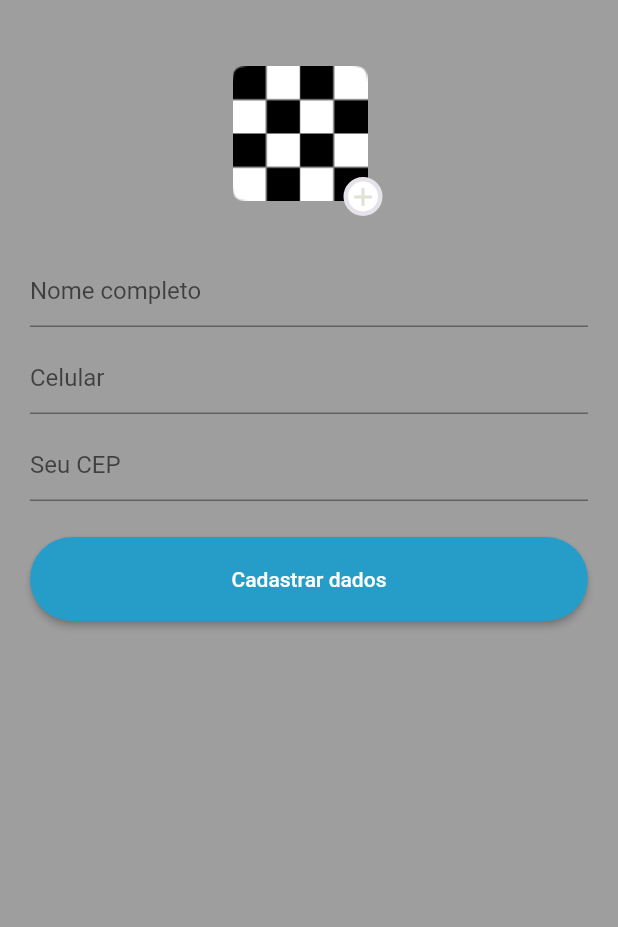
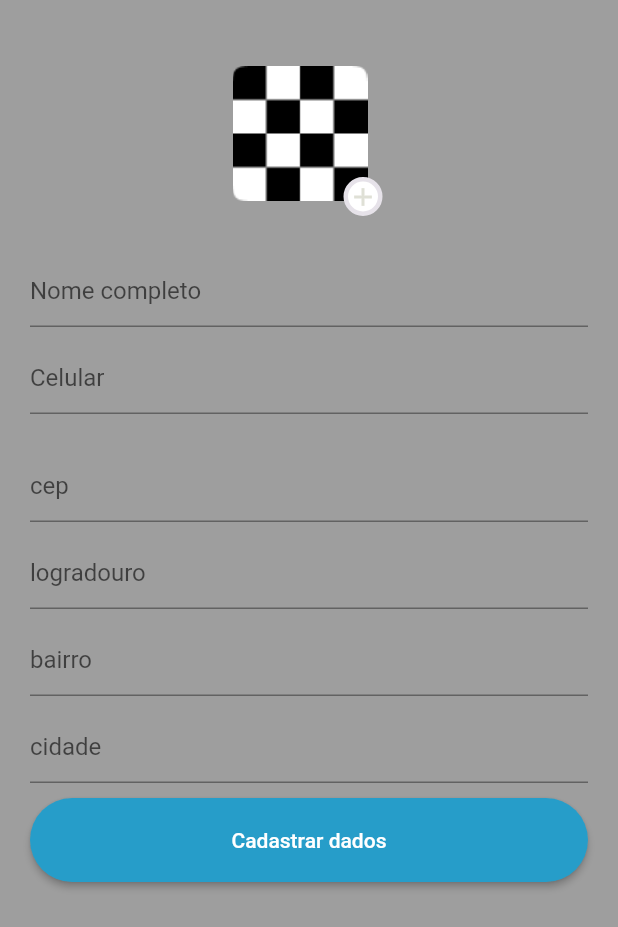
Before and after one commit to rodrigoaugusto99/git_flutter_festou, a Flutter app: the UserRegisterInfosPage screen opened by its route, on a phone screen of 412 x 824 dp. Shown: the top 927 px of the screen. Run offline on Flutter 3.47's test engine with Material 2 defaults, Android fonts, the phone set to English and light mode, and no system bars; our stand-ins replace cloud_firestore, firebase_auth, firebase_core, flutter_riverpod, geocoding, google_maps_flutter and 3 more; missing offline and left inert: search_cep, validatorless; accounts and stored records are empty; generated files the repository leaves out were written again.

Commit message:
FESTOU-52: Desenvolver a base da lógica do Firestore para users e user_infos

```diff
--- a/lib/src/features/home/home_page.dart
+++ b/lib/src/features/home/home_page.dart
@@ -147,7 +147,6 @@ class _HomePageState extends ConsumerState<HomePage> {
                       String emailText = data['email'];
                       /*Obtém o valor associado à chave 'uid' no mapa de dados */
                       String uidText = data['uid'];
-
                       return ListTile(
                         title: Text(emailText),
                         subtitle: Text(uidText),
--- a/lib/src/features/register/user infos/user_register_infos_page.dart
+++ b/lib/src/features/register/user infos/user_register_infos_page.dart
@@ -1,3 +1,4 @@
+import 'package:firebase_auth/firebase_auth.dart';
 import 'package:flutter/material.dart';
 import 'package:flutter_riverpod/flutter_riverpod.dart';
 import 'package:git_flutter_festou/src/core/ui/constants.dart';
@@ -14,11 +15,18 @@ class UserRegisterInfosPage extends ConsumerStatefulWidget {
 }
 
 class _UserRegisterInfosPageState extends ConsumerState<UserRegisterInfosPage> {
+  final user = FirebaseAuth.instance.currentUser!;
   //text editing controllers
 
   final fullNameEC = TextEditingController();
-  final phoneNumberEC = TextEditingController();
+  final telefoneEC = TextEditingController();
   final cepEC = TextEditingController();
+  final logradouroEC = TextEditingController();
+  /*necessarios apenas quando o cliente de fato alugar um espaço
+  final numeroEC = TextEditingController();
+  final complementoEC = TextEditingController();*/
+  final bairroEC = TextEditingController();
+  final cidadeEC = TextEditingController();
 
   final formKey = GlobalKey<FormState>();
 
@@ -26,8 +34,11 @@ class _UserRegisterInfosPageState extends ConsumerState<UserRegisterInfosPage> {
   void dispose() {
     //Limpeza do controller
     fullNameEC.dispose();
-    phoneNumberEC.dispose();
+    telefoneEC.dispose();
     cepEC.dispose();
+    logradouroEC.dispose();
+    bairroEC.dispose();
+    cidadeEC.dispose();
     super.dispose();
   }
 
@@ -64,27 +75,53 @@ class _UserRegisterInfosPageState extends ConsumerState<UserRegisterInfosPage> {
                         decoration: const InputDecoration(
                           hintText: 'Celular',
                         ),
-                        controller: phoneNumberEC,
+                        controller: telefoneEC,
                       ),
-
-                      const SizedBox(height: 10),
-
-                      //confirm password textfield
+                      const SizedBox(height: 24),
                       TextFormField(
-                        validator: Validatorless.required('CEP obrigatório'),
+                        validator: Validatorless.required('Campo obrigatório'),
                         decoration: const InputDecoration(
-                          hintText: 'Seu CEP',
+                          hintText: 'cep',
                         ),
                         controller: cepEC,
                       ),
-                      const SizedBox(height: 24),
+                      const SizedBox(height: 10),
+                      TextFormField(
+                        validator: Validatorless.required('Campo obrigatório'),
+                        decoration: const InputDecoration(
+                          hintText: 'logradouro',
+                        ),
+                        controller: logradouroEC,
+                      ),
+                      const SizedBox(height: 10),
+                      TextFormField(
+                        validator: Validatorless.required('Campo obrigatório'),
+                        decoration: const InputDecoration(
+                          hintText: 'bairro',
+                        ),
+                        controller: bairroEC,
+                      ),
+                      const SizedBox(height: 10),
+                      TextFormField(
+                        validator: Validatorless.required('Campo obrigatório'),
+                        decoration: const InputDecoration(
+                          hintText: 'cidade',
+                        ),
+                        controller: cidadeEC,
+                      ),
+                      const SizedBox(height: 10),
 
                       ElevatedButton(
                         onPressed: () async {
                           // Chama a função addUserInfos com os dados desejados
                           await FirestoreService.addUserInfos(
-                              fullNameEC.text, phoneNumberEC.text, cepEC.text);
-
+                              user,
+                              fullNameEC.text,
+                              telefoneEC.text,
+                              cepEC.text,
+                              logradouroEC.text,
+                              bairroEC.text,
+                              cidadeEC.text);
                           // Navega para a página '/home'
                           Navigator.of(context).pushNamed('/home');
                         },
```
Also changed, not shown: 1 other file.
